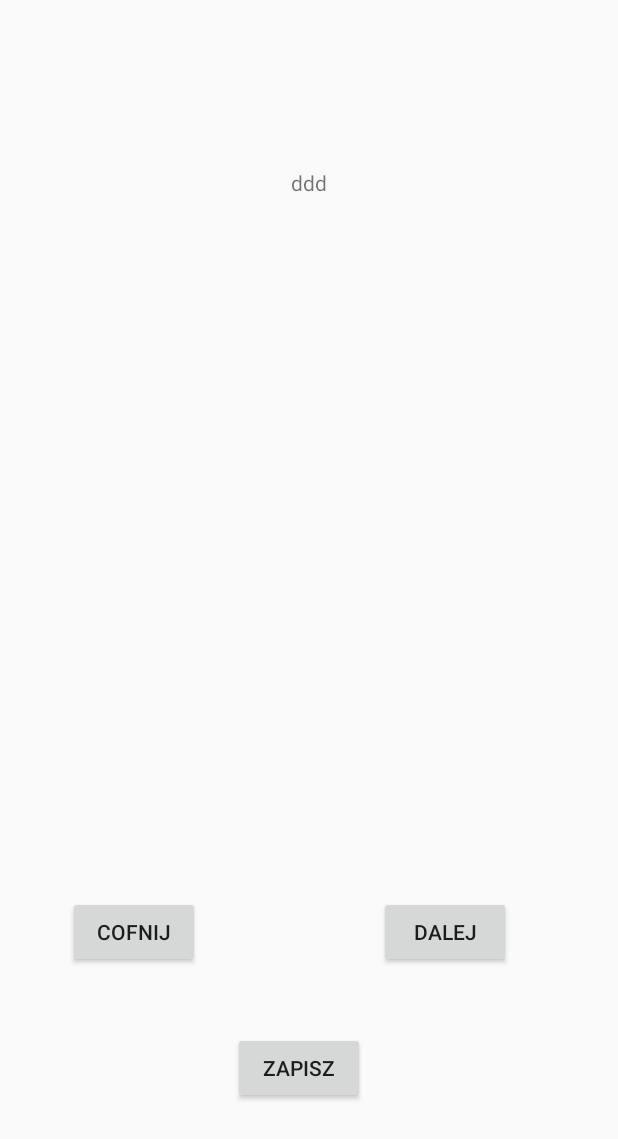
After one commit to kduczek/Fitness-App, an Android app: the Wybor screen opened directly, with no data from a screen before it, on a phone screen of 412 x 824 dp. The commit adds this screen. Shown: the top 1139 px of the screen. Run offline under Robolectric (Android 15) with nearby library versions, the phone set to English and light mode, and no system bars; our stand-ins replace Firebase (no records; nobody signed in at launch, a user with empty details on screens opened directly); 1 statement that could not run was skipped.

Commit message:
Poczatkowy ekran do wyboru planow dodany

```diff
--- a/app/src/main/AndroidManifest.xml
+++ b/app/src/main/AndroidManifest.xml
@@ -10,7 +10,8 @@
         android:roundIcon="@mipmap/ic_launcher_round"
         android:supportsRtl="true"
         android:theme="@style/AppTheme.NoActionBar">
-        <activity android:name=".DodajDane"></activity>
+        <activity android:name=".Wybor"></activity>
+        <activity android:name=".DodajDane" />
         <activity android:name=".Profil" />
         <activity android:name=".RegisterActivity" />
         <activity android:name=".LoginActivity">
--- a/app/src/main/java/com/example/fitnessapp/MainActivity.java
+++ b/app/src/main/java/com/example/fitnessapp/MainActivity.java
@@ -98,6 +98,10 @@ public class MainActivity extends AppCompatActivity  implements NavigationView.O
                 Intent intent4 = new Intent(this,DodajDane.class);
                 startActivity(intent4);
                 break;
+            case R.id.nav_wybor:
+                Intent intent5 = new Intent(this,Wybor.class);
+                startActivity(intent5);
+                break;
             case R.id.nav_settings:
                 getSupportFragmentManager().beginTransaction().replace(R.id.container_fragment, new SettingsFragment()).commit();
                 break;
--- a/app/src/main/java/com/example/fitnessapp/Profil.java
+++ b/app/src/main/java/com/example/fitnessapp/Profil.java
@@ -107,13 +107,13 @@ public class Profil extends AppCompatActivity {
                         docPas.setText(documentSnapshot.getString("docelowyObwodPasa"));
                         docWaga.setText(documentSnapshot.getString("docelowaWaga"));
 
-                        pgBic.setMax(Integer.parseInt(documentSnapshot.getString("docelowyObwodBicepsa")));
+                        /*pgBic.setMax(Integer.parseInt(documentSnapshot.getString("docelowyObwodBicepsa")));
                         pgWaga.setMax(Integer.parseInt(documentSnapshot.getString("docelowaWaga")));
                         pgPas.setMax(Integer.parseInt(documentSnapshot.getString("docelowyObwodPasa")));
 
                         pgBic.setMin(Integer.parseInt(documentSnapshot.getString("poczatkowyObwodBicepsa")));
                         pgWaga.setMin(Integer.parseInt(documentSnapshot.getString("poczatkowaWaga")));
-                        pgPas.setMin(Integer.parseInt(documentSnapshot.getString("poczatkowyObwodPasa")));
+                        pgPas.setMin(Integer.parseInt(documentSnapshot.getString("poczatkowyObwodPasa")));*/
 
 
                     }
--- /dev/null
+++ b/app/src/main/java/com/example/fitnessapp/Wybor.java
@@ -0,0 +1,77 @@
+package com.example.fitnessapp;
+
+import androidx.annotation.NonNull;
+import androidx.appcompat.app.AppCompatActivity;
+
+import android.os.Bundle;
+import android.widget.TextView;
+
+import com.google.android.gms.tasks.OnCompleteListener;
+import com.google.android.gms.tasks.OnSuccessListener;
+import com.google.android.gms.tasks.Task;
+import com.google.firebase.auth.FirebaseAuth;
+import com.google.firebase.firestore.CollectionReference;
+import com.google.firebase.firestore.DocumentReference;
+import com.google.firebase.firestore.DocumentSnapshot;
+import com.google.firebase.firestore.FirebaseFirestore;
+import com.google.firebase.firestore.QuerySnapshot;
+
+import java.util.List;
+
+public class Wybor extends AppCompatActivity {
+
+    public TextView Name;
+    public String nazwa;
+    public Plan plan;
+    FirebaseAuth mFirebaseAuth;
+    FirebaseFirestore db=FirebaseFirestore.getInstance();
+    CollectionReference ref;
+    String uID;
+    List Lista;
+
+    @Override
+    protected void onCreate(Bundle savedInstanceState) {
+        super.onCreate(savedInstanceState);
+        setContentView(R.layout.activity_wybor);
+
+        Name = findViewById(R.id.textView3);
+        Name.setText("ddd");
+
+
+        FirebaseFirestore.getInstance()
+                .collection("PLANY")
+                .get()
+                .addOnCompleteListener(new OnCompleteListener<QuerySnapshot>() {
+                    @Override
+                    public void onComplete(@NonNull Task<QuerySnapshot> task) {
+                        if (task.isSuccessful()) {
+                            List<DocumentSnapshot> Lista = task.getResult().getDocuments();
+                            Name.setText(Lista.get(1).getString("cwiczenie1"));
+                        }
+                    }
+                });
+    }
+
+    private void Pobierz() {
+        FirebaseAuth mFirebaseAuth;
+        FirebaseFirestore db=FirebaseFirestore.getInstance();
+        DocumentReference ref;
+        String uID;
+
+        mFirebaseAuth = FirebaseAuth.getInstance();
+        uID = mFirebaseAuth.getCurrentUser().getUid();
+
+        ref = db.collection("users").document(uID);
+
+        String n="";
+
+        ref.get().addOnSuccessListener(new OnSuccessListener<DocumentSnapshot>() {
+            String n;
+            @Override
+            public void onSuccess(DocumentSnapshot documentSnapshot) {
+                n = documentSnapshot.getString("username");
+            }
+        });
+    }
+
+}
--- /dev/null
+++ b/app/src/main/res/layout/activity_wybor.xml
@@ -0,0 +1,55 @@
+<?xml version="1.0" encoding="utf-8"?>
+<androidx.constraintlayout.widget.ConstraintLayout xmlns:android="http://schemas.android.com/apk/res/android"
+    xmlns:app="http://schemas.android.com/apk/res-auto"
+    xmlns:tools="http://schemas.android.com/tools"
+    android:layout_width="match_parent"
+    android:layout_height="match_parent"
+    tools:context=".Wybor">
+
+    <TextView
+        android:id="@+id/textView3"
+        android:layout_width="wrap_content"
+        android:layout_height="wrap_content"
+        android:text="Wybor"
+        app:layout_constraintBottom_toBottomOf="parent"
+        app:layout_constraintEnd_toEndOf="parent"
+        app:layout_constraintStart_toStartOf="parent"
+        app:layout_constraintTop_toTopOf="parent"
+        app:layout_constraintVertical_bias="0.139" />
+
+    <Button
+        android:id="@+id/cofnij"
+        android:layout_width="wrap_content"
+        android:layout_height="wrap_content"
+        android:text="COFNIJ"
+        app:layout_constraintBottom_toBottomOf="parent"
+        app:layout_constraintEnd_toEndOf="parent"
+        app:layout_constraintHorizontal_bias="0.139"
+        app:layout_constraintStart_toStartOf="parent"
+        app:layout_constraintTop_toTopOf="parent"
+        app:layout_constraintVertical_bias="0.77" />
+
+    <Button
+        android:id="@+id/dalej"
+        android:layout_width="wrap_content"
+        android:layout_height="wrap_content"
+        android:text="DALEJ"
+        app:layout_constraintBottom_toBottomOf="parent"
+        app:layout_constraintEnd_toEndOf="parent"
+        app:layout_constraintHorizontal_bias="0.626"
+        app:layout_constraintStart_toEndOf="@+id/cofnij"
+        app:layout_constraintTop_toTopOf="parent"
+        app:layout_constraintVertical_bias="0.77" />
+
+    <Button
+        android:id="@+id/zapisz"
+        android:layout_width="wrap_content"
+        android:layout_height="wrap_content"
+        android:text="ZAPISZ"
+        app:layout_constraintBottom_toBottomOf="parent"
+        app:layout_constraintEnd_toEndOf="parent"
+        app:layout_constraintHorizontal_bias="0.479"
+        app:layout_constraintStart_toStartOf="parent"
+        app:layout_constraintTop_toBottomOf="@+id/textView3"
+        app:layout_constraintVertical_bias="0.863" />
+</androidx.constraintlayout.widget.ConstraintLayout>
--- a/app/src/main/res/menu/drawer_menu.xml
+++ b/app/src/main/res/menu/drawer_menu.xml
@@ -24,6 +24,10 @@
                 android:id="@+id/nav_dane"
                 android:icon="@drawable/ic_publish_black_24dp"
                 android:title="Dodaj dane" />
+            <item
+                android:id="@+id/nav_wybor"
+                android:icon="@drawable/ic_add_black_24dp"
+                android:title="Wybor" />
         </menu>
     </item>
 
```
Also changed, not shown: app/src/main/res/drawable/ic_add_black_24dp.xml (added, +9 -0 lines).
